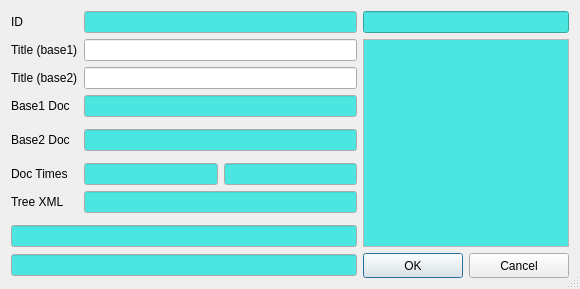
Before: the Qt Designer form src/gui/itemproperty.ui in NeoProgramming/NeoPad, drawn with Qt 5.
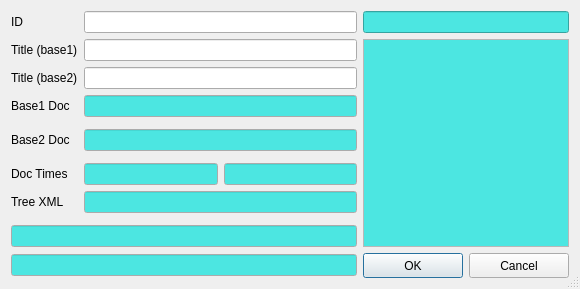
After: the same form once the commit is applied.

Patch:
```diff
--- a/src/gui/itemproperty.ui
+++ b/src/gui/itemproperty.ui
@@ -845,48 +845,11 @@
    </item>
    <item row="0" column="1" colspan="2">
     <widget class="QLineEdit" name="lineID">
-     <property name="palette">
-      <palette>
-       <active>
-        <colorrole role="Base">
-         <brush brushstyle="SolidPattern">
-          <color alpha="255">
-           <red>76</red>
-           <green>230</green>
-           <blue>225</blue>
-          </color>
-         </brush>
-        </colorrole>
-       </active>
-       <inactive>
-        <colorrole role="Base">
-         <brush brushstyle="SolidPattern">
-          <color alpha="255">
-           <red>76</red>
-           <green>230</green>
-           <blue>225</blue>
-          </color>
-         </brush>
-        </colorrole>
-       </inactive>
-       <disabled>
-        <colorrole role="Base">
-         <brush brushstyle="SolidPattern">
-          <color alpha="255">
-           <red>212</red>
-           <green>208</green>
-           <blue>200</blue>
-          </color>
-         </brush>
-        </colorrole>
-       </disabled>
-      </palette>
-     </property>
      <property name="text">
       <string/>
      </property>
      <property name="readOnly">
-      <bool>true</bool>
+      <bool>false</bool>
      </property>
     </widget>
    </item>
```
